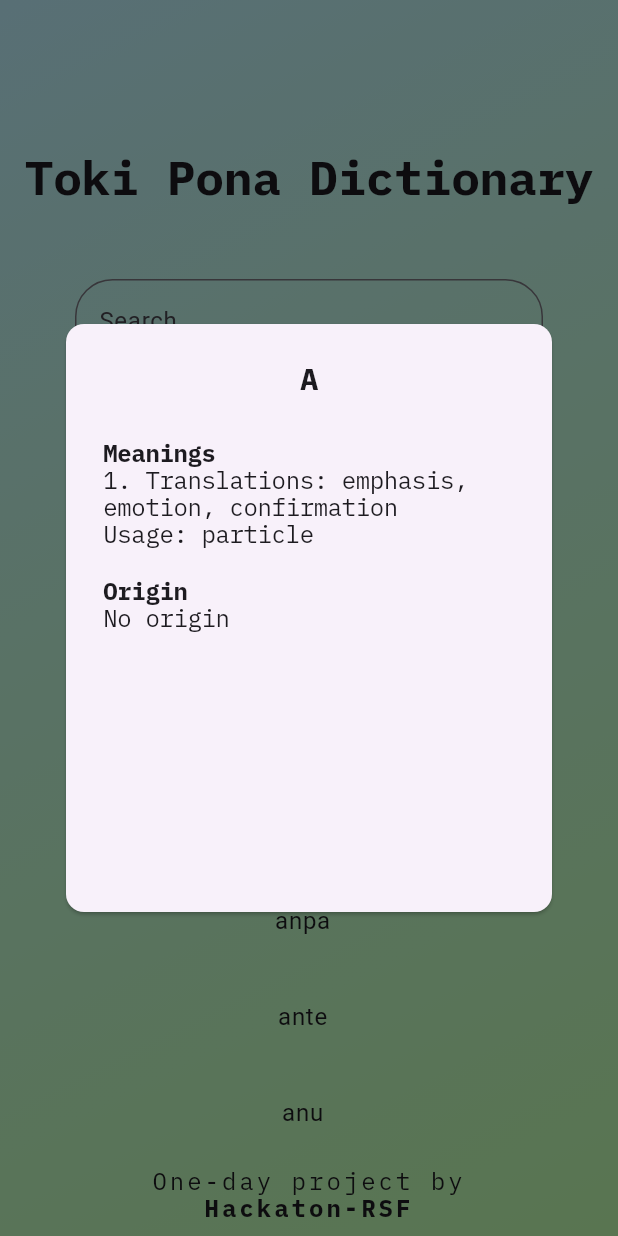
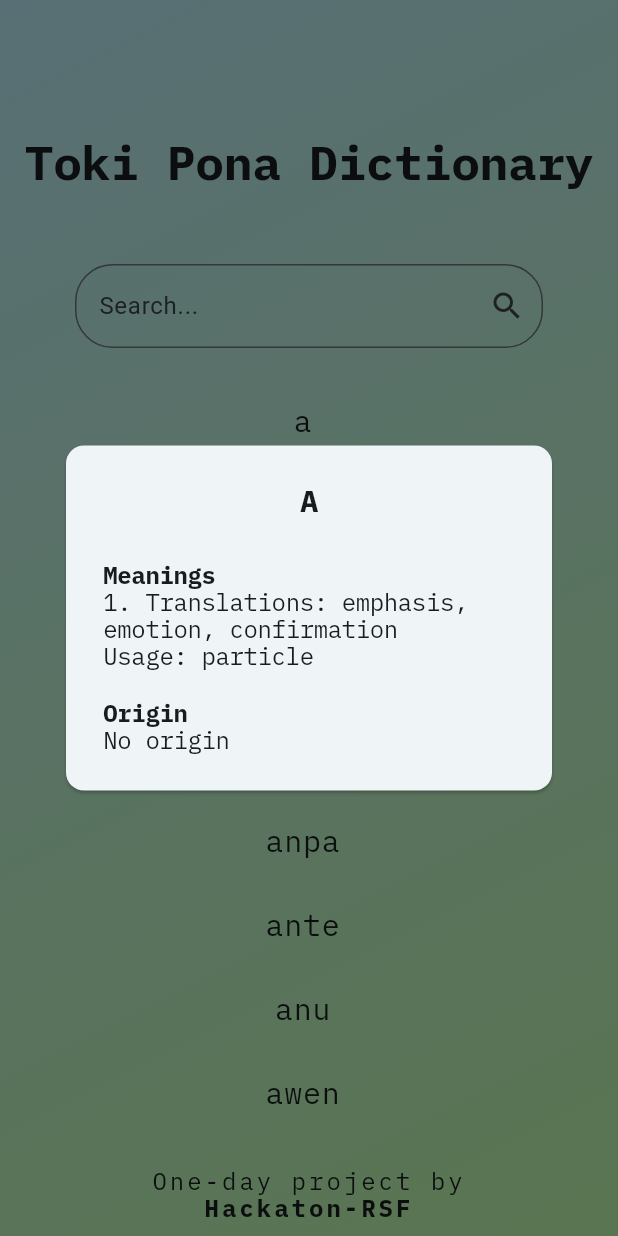
Before and after one commit to hackathon-RSF/toki-pona-dictionary, a Flutter app: the screen it shows after launch, after a tap on an icon or button, on a phone screen of 412 x 824 dp. Run offline on Flutter 3.47's test engine with Material 3 defaults, Android fonts, the light colour scheme and no system bars; our stand-ins replace google_fonts.

Commit message:
chore: Updated UI

```diff
--- a/lib/main.dart
+++ b/lib/main.dart
@@ -13,7 +13,7 @@ class App extends StatelessWidget {
     return MaterialApp(
       title: 'Toki Pona Dictionary',
       theme: ThemeData(
-        colorScheme: ColorScheme.fromSeed(seedColor: Colors.deepPurple),
+        colorScheme: ColorScheme.fromSeed(seedColor: Colors.white),
       ),
       home: const HomePage(),
     );
--- a/lib/screens/home_page.dart
+++ b/lib/screens/home_page.dart
@@ -11,6 +11,7 @@ class HomePage extends StatelessWidget {
   @override
   Widget build(BuildContext context) {
     return Scaffold(
+      resizeToAvoidBottomInset: false,
       body: Center(
         child: Container(
           decoration: const BoxDecoration(
@@ -25,7 +26,7 @@ class HomePage extends StatelessWidget {
             child: Column(
               mainAxisAlignment: MainAxisAlignment.center,
               children: <Widget>[
-                SizedBox(height: 100),
+                SizedBox(height: 90),
                 Text(
                   'Toki Pona Dictionary',
                   textAlign: TextAlign.center,
@@ -38,6 +39,7 @@ class HomePage extends StatelessWidget {
                 SizedBox(height: 30),
                 SearchBarWidget(),
                 WordsListWidget(),
+                SizedBox(height: 30),
                 Text(
                   'One-day project by',
                   textAlign: TextAlign.center,
--- a/lib/shared/widgets/search_bar.dart
+++ b/lib/shared/widgets/search_bar.dart
@@ -13,6 +13,7 @@ class SearchBarWidget extends StatelessWidget {
       padding: const EdgeInsets.symmetric(horizontal: 50, vertical: 20),
       child: TextField(
         decoration: InputDecoration(
+          suffixIcon: const Icon(Icons.search),
           border: OutlineInputBorder(
             borderRadius: BorderRadius.circular(25),
           ),
--- a/lib/shared/widgets/words_list.dart
+++ b/lib/shared/widgets/words_list.dart
@@ -1,4 +1,5 @@
 import 'package:flutter/material.dart';
+import 'package:google_fonts/google_fonts.dart';
 import 'package:toki_pona_dictionary/data/dict_repo.dart';
 import 'package:provider/provider.dart';
 import 'package:toki_pona_dictionary/model/searched_word.dart';
@@ -18,18 +19,15 @@ class WordsListWidget extends StatelessWidget {
         itemCount: filteredWords.length,
         itemBuilder: (context, index) {
           return Padding(
-            padding: const EdgeInsets.symmetric(horizontal: 16, vertical: 4),
+            padding: const EdgeInsets.symmetric(horizontal: 20, vertical: 0),
             child: ListTile(
               title: Text(
                 filteredWords[index].word,
                 textAlign: TextAlign.center,
+                style: GoogleFonts.ibmPlexMono(
+                  fontSize: 20,
+                ),
               ),
-              shape: RoundedRectangleBorder(
-                borderRadius: BorderRadius.circular(12),
-              ),
-              tileColor: Colors.transparent, // colore di default
-              hoverColor: Colors.white.withValues(alpha: 0.2),
-              selectedTileColor: Colors.white.withValues(alpha: 0.3),
               onTap: () {
                 showDialog(
                   context: context,
@@ -37,9 +35,9 @@ class WordsListWidget extends StatelessWidget {
                     backgroundColor: Colors.transparent,
                     contentPadding: EdgeInsets.zero,
                     content: SizedBox(
-                      width: 500, // larghezza desiderata
-                      height: 400, // altezza desiderata
-                      child: WordCard(entry: filteredWords[index]),
+                      child: SingleChildScrollView(
+                        child: WordCard(entry: filteredWords[index]),
+                      ),
                     ),
                   ),
                 );
```
